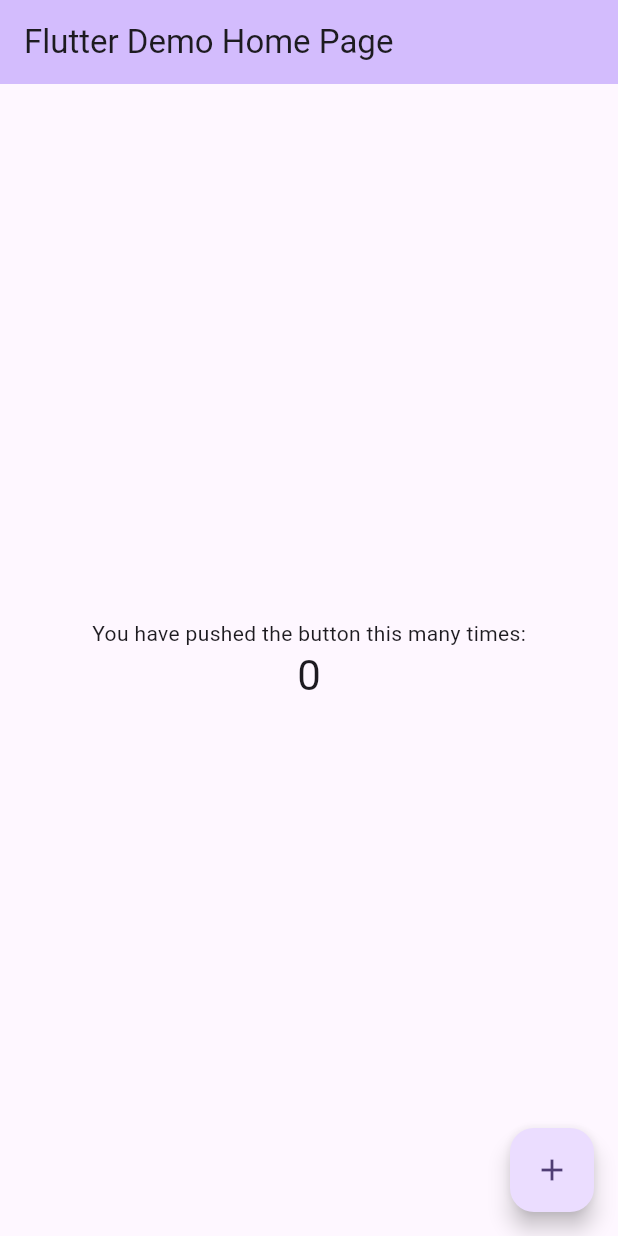
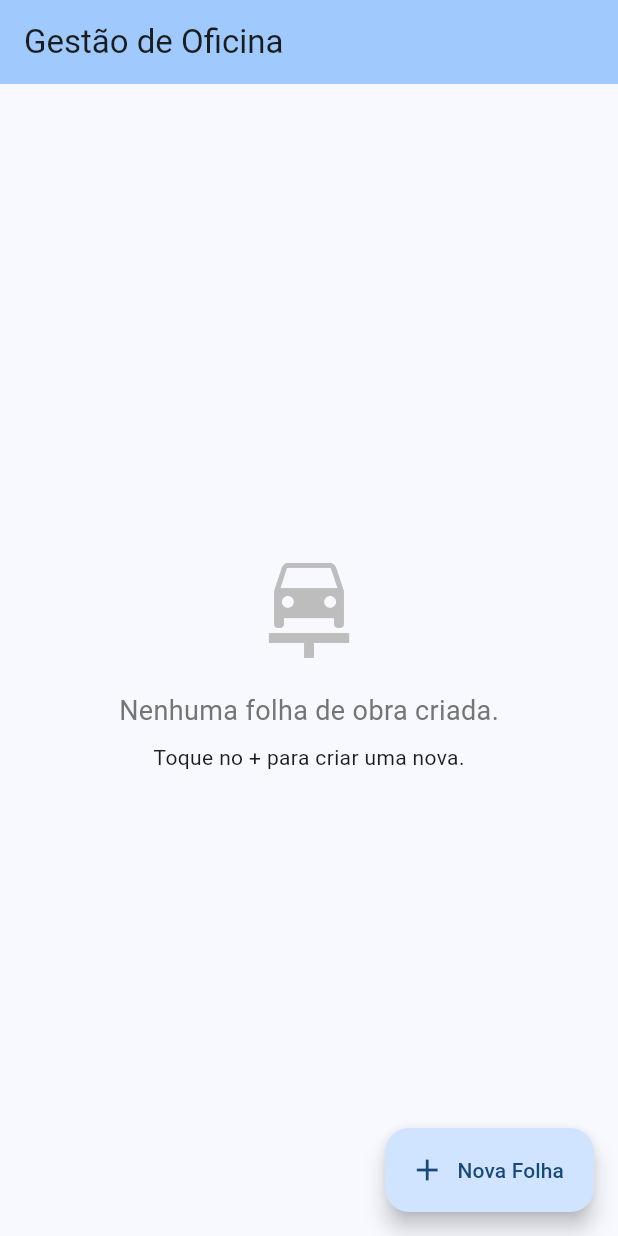
Before and after one commit to could-ai/019ae8f3-24b9-77e4-a17b-0f1d6a92d949, a Flutter app: the screen it shows after launch, on a phone screen of 412 x 824 dp. Run offline on Flutter 3.47's test engine with Material 3 defaults, Android fonts, the phone set to English and light mode, and no system bars.

Commit message:
Created data models for WorkOrder and ServiceItem to structure the application data.; Created the CreateWorkOrderScreen with form fields for client info, vehicle info, and a dynamic list for services with automatic total calculation.; Created HomeScreen to display the list of created work orders and provide navigation to the creation screen.; Updated main.dart to set up the application theme, routes, and entry point to the HomeScreen.

```diff
--- a/usr/lib/main.dart
+++ b/usr/lib/main.dart
@@ -1,4 +1,5 @@
 import 'package:flutter/material.dart';
+import 'screens/home_screen.dart';
 
 void main() {
   runApp(const MyApp());
@@ -7,117 +8,24 @@ void main() {
 class MyApp extends StatelessWidget {
   const MyApp({super.key});
 
-  // This widget is the root of your application.
   @override
   Widget build(BuildContext context) {
     return MaterialApp(
-      title: 'Flutter Demo',
+      title: 'Gestão de Oficina',
       debugShowCheckedModeBanner: false,
       theme: ThemeData(
-        // This is the theme of your application.
-        //
-        // TRY THIS: Try running your application with "flutter run". You'll see
-        // the application has a purple toolbar. Then, without quitting the app,
-        // try changing the seedColor in the colorScheme below to Colors.green
-        // and then invoke "hot reload" (save your changes or press the "hot
-        // reload" button in a Flutter-supported IDE, or press "r" if you used
-        // the command line to start the app).
-        //
-        // Notice that the counter didn't reset back to zero; the application
-        // state is not lost during the reload. To reset the state, use hot
-        // restart instead.
-        //
-        // This works for code too, not just values: Most code changes can be
-        // tested with just a hot reload.
-        colorScheme: ColorScheme.fromSeed(seedColor: Colors.deepPurple),
+        colorScheme: ColorScheme.fromSeed(seedColor: Colors.blue),
+        useMaterial3: true,
+        inputDecorationTheme: InputDecorationTheme(
+          border: OutlineInputBorder(borderRadius: BorderRadius.circular(12)),
+          filled: true,
+          fillColor: Colors.grey.shade50,
+        ),
       ),
       initialRoute: '/',
       routes: {
-        '/': (context) => const MyHomePage(title: 'Flutter Demo Home Page'),
+        '/': (context) => const HomeScreen(),
       },
     );
   }
 }
-
-class MyHomePage extends StatefulWidget {
-  const MyHomePage({super.key, required this.title});
-
-  // This widget is the home page of your application. It is stateful, meaning
-  // that it has a State object (defined below) that contains fields that affect
-  // how it looks.
-
-  // This class is the configuration for the state. It holds the values (in this
-  // case the title) provided by the parent (in this case the App widget) and
-  // used by the build method of the State. Fields in a Widget subclass are
-  // always marked "final".
-
-  final String title;
-
-  @override
-  State<MyHomePage> createState() => _MyHomePageState();
-}
-
-class _MyHomePageState extends State<MyHomePage> {
-  int _counter = 0;
-
-  void _incrementCounter() {
-    setState(() {
-      // This call to setState tells the Flutter framework that something has
-      // changed in this State, which causes it to rerun the build method below
-      // so that the display can reflect the updated values. If we changed
-      // _counter without calling setState(), then the build method would not be
-      // called again, and so nothing would appear to happen.
-      _counter++;
-    });
-  }
-
-  @override
-  Widget build(BuildContext context) {
-    // This method is rerun every time setState is called, for instance as done
-    // by the _incrementCounter method above.
-    //
-    // The Flutter framework has been optimized to make rerunning build methods
-    // fast, so that you can just rebuild anything that needs updating rather
-    // than having to individually change instances of widgets.
-    return Scaffold(
-      appBar: AppBar(
-        // TRY THIS: Try changing the color here to a specific color (to
-        // Colors.amber, perhaps?) and trigger a hot reload to see the AppBar
-        // change color while the other colors stay the same.
-        backgroundColor: Theme.of(context).colorScheme.inversePrimary,
-        // Here we take the value from the MyHomePage object that was created by
-        // the App.build method, and use it to set our appbar title.
-        title: Text(widget.title),
-      ),
-      body: Center(
-        // Center is a layout widget. It takes a single child and positions it
-        // in the middle of the parent.
-        child: Column(
-          // Column is also a layout widget. It takes a list of children and
-          // arranges them vertically. By default, it sizes itself to fit its
-          // children horizontally, and tries to be as tall as its parent.
-          //
-          // Column has various properties to control how it sizes itself and
-          // how it positions its children. Here we use mainAxisAlignment to
-          // center the children vertically; the main axis here is the vertical
-          // axis because Columns are vertical (the cross axis would be
-          // horizontal).
-          //
-          // TRY THIS: Invoke "debug painting" (choose the "Toggle Debug Paint"
-          // action in the IDE, or press "p" in the console), to see the
-          // wireframe for each widget.
-          mainAxisAlignment: MainAxisAlignment.center,
-          children: <Widget>[
-            const Text('You have pushed the button this many times:'),
-            Text('$_counter', style: Theme.of(context).textTheme.headlineMedium),
-          ],
-        ),
-      ),
-      floatingActionButton: FloatingActionButton(
-        onPressed: _incrementCounter,
-        tooltip: 'Increment',
-        child: const Icon(Icons.add),
-      ), // This trailing comma makes auto-formatting nicer for build methods.
-    );
-  }
-}
--- /dev/null
+++ b/usr/lib/models/work_order.dart
@@ -0,0 +1,30 @@
+class ServiceItem {
+  final String description;
+  final double price;
+
+  ServiceItem({required this.description, required this.price});
+}
+
+class WorkOrder {
+  final String id;
+  final String clientName;
+  final String clientContact;
+  final String licensePlate;
+  final int mileage;
+  final List<ServiceItem> services;
+  final DateTime date;
+
+  WorkOrder({
+    required this.id,
+    required this.clientName,
+    required this.clientContact,
+    required this.licensePlate,
+    required this.mileage,
+    required this.services,
+    required this.date,
+  });
+
+  double get totalAmount {
+    return services.fold(0, (sum, item) => sum + item.price);
+  }
+}
--- /dev/null
+++ b/usr/lib/screens/home_screen.dart
@@ -0,0 +1,106 @@
+import 'package:flutter/material.dart';
+import '../models/work_order.dart';
+import 'create_work_order_screen.dart';
+
+class HomeScreen extends StatefulWidget {
+  const HomeScreen({super.key});
+
+  @override
+  State<HomeScreen> createState() => _HomeScreenState();
+}
+
+class _HomeScreenState extends State<HomeScreen> {
+  // Local list to store work orders (Temporary until database is connected)
+  final List<WorkOrder> _workOrders = [];
+
+  void _addNewWorkOrder(WorkOrder order) {
+    setState(() {
+      _workOrders.insert(0, order); // Add to top of list
+    });
+  }
+
+  @override
+  Widget build(BuildContext context) {
+    return Scaffold(
+      appBar: AppBar(
+        title: const Text('Gestão de Oficina'),
+        backgroundColor: Theme.of(context).colorScheme.inversePrimary,
+      ),
+      body: _workOrders.isEmpty
+          ? Center(
+              child: Column(
+                mainAxisAlignment: MainAxisAlignment.center,
+                children: [
+                  Icon(Icons.car_repair, size: 80, color: Colors.grey[400]),
+                  const SizedBox(height: 16),
+                  Text(
+                    'Nenhuma folha de obra criada.',
+                    style: TextStyle(fontSize: 18, color: Colors.grey[600]),
+                  ),
+                  const SizedBox(height: 8),
+                  const Text('Toque no + para criar uma nova.'),
+                ],
+              ),
+            )
+          : ListView.builder(
+              itemCount: _workOrders.length,
+              padding: const EdgeInsets.all(8),
+              itemBuilder: (context, index) {
+                final order = _workOrders[index];
+                return Card(
+                  elevation: 2,
+                  margin: const EdgeInsets.symmetric(vertical: 6, horizontal: 4),
+                  child: ListTile(
+                    leading: CircleAvatar(
+                      backgroundColor: Theme.of(context).colorScheme.primary,
+                      foregroundColor: Colors.white,
+                      child: const Icon(Icons.assignment),
+                    ),
+                    title: Text(order.clientName, style: const TextStyle(fontWeight: FontWeight.bold)),
+                    subtitle: Column(
+                      crossAxisAlignment: CrossAxisAlignment.start,
+                      children: [
+                        Text('${order.licensePlate} • ${order.id}'),
+                        Text('${order.services.length} serviços'),
+                      ],
+                    ),
+                    trailing: Column(
+                      mainAxisAlignment: MainAxisAlignment.center,
+                      crossAxisAlignment: CrossAxisAlignment.end,
+                      children: [
+                        Text(
+                          '${order.totalAmount.toStringAsFixed(2)} €',
+                          style: TextStyle(
+                            fontWeight: FontWeight.bold,
+                            fontSize: 16,
+                            color: Theme.of(context).colorScheme.primary,
+                          ),
+                        ),
+                        Text(
+                          '${order.date.day}/${order.date.month}/${order.date.year}',
+                          style: TextStyle(fontSize: 12, color: Colors.grey[600]),
+                        ),
+                      ],
+                    ),
+                    onTap: () {
+                      // Future: Show details
+                    },
+                  ),
+                );
+              },
+            ),
+      floatingActionButton: FloatingActionButton.extended(
+        onPressed: () {
+          Navigator.push(
+            context,
+            MaterialPageRoute(
+              builder: (context) => CreateWorkOrderScreen(onSave: _addNewWorkOrder),
+            ),
+          );
+        },
+        label: const Text('Nova Folha'),
+        icon: const Icon(Icons.add),
+      ),
+    );
+  }
+}
```
Also changed, not shown: usr/lib/screens/create_work_order_screen.dart (added, +285 -0 lines).
